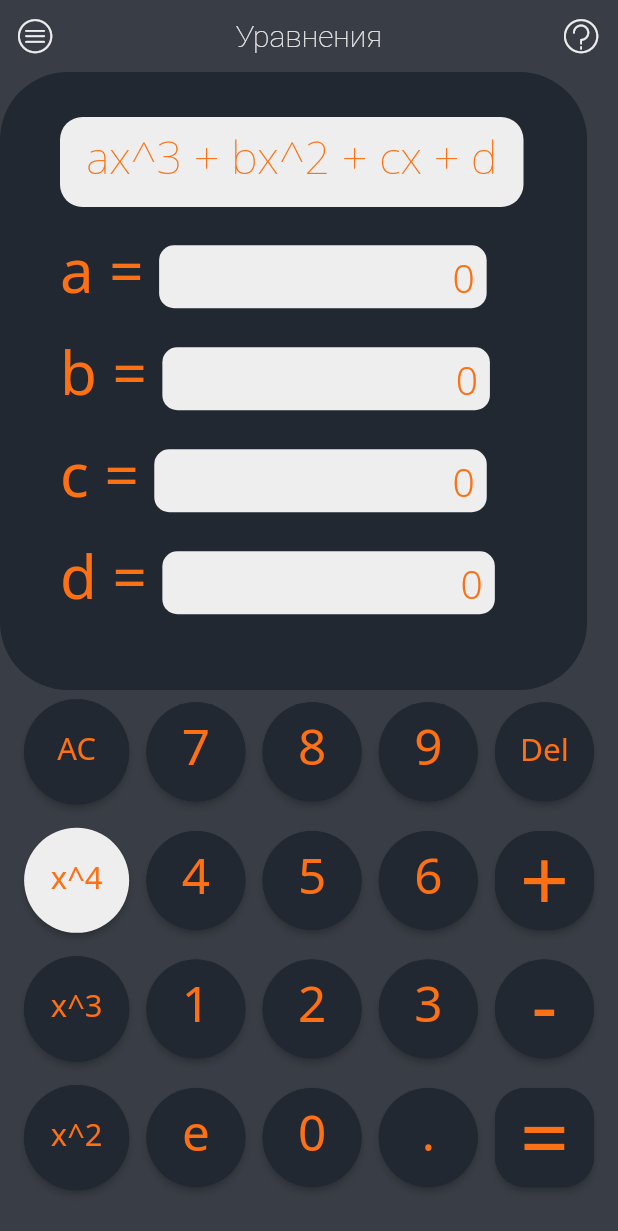
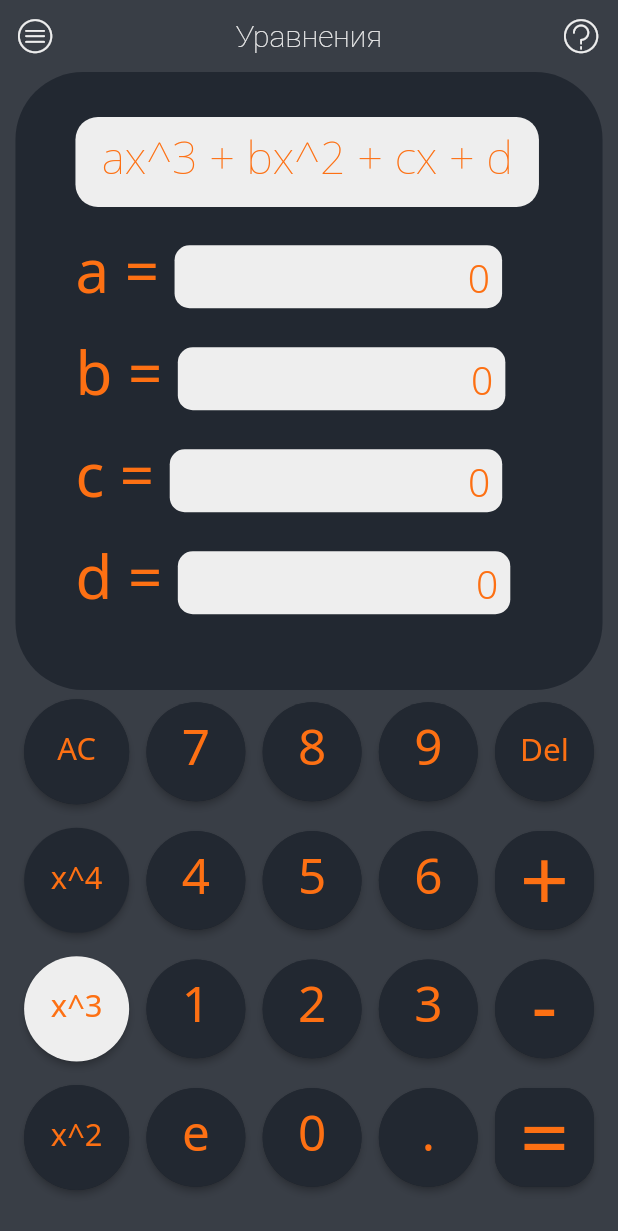
Before and after one commit to vladStar223/calculator, a Flutter app: the screen it shows after launch, after a tap on "x^4", after a tap on "x^3", on a phone screen of 412 x 824 dp. Shown: the top 1231 px of the screen. Run offline on Flutter 3.47's test engine with Material 2 defaults, Android fonts, the phone set to English and light mode, and no system bars; our stand-ins replace responsive_builder.

Commit message:
solving bugs of the last commit 2

```diff
--- /dev/null
+++ b/lib/animated_class.dart
@@ -0,0 +1,133 @@
+import 'package:calculator/my_flutter_app_icons.dart';
+import 'package:calculator/theme.dart';
+import 'package:flutter/material.dart';
+import 'package:flutter/material.dart';
+import 'package:flutter/services.dart';
+import 'package:provider/provider.dart';
+import 'package:responsive_builder/responsive_builder.dart';
+import 'package:calculator/main.dart';
+
+class peter1_PEWEHUE extends ChangeNotifier {}
+
+class first_animated_screen extends StatefulWidget {
+  const first_animated_screen({super.key});
+
+  @override
+  State<first_animated_screen> createState() => first_animated_screenState();
+}
+
+class first_animated_screenState extends State<first_animated_screen> {
+  @override
+  Widget build(BuildContext context) {
+    final animated = Provider.of<input_number>(context);
+    return IgnorePointer(
+      ignoring: animated.first_anim_screen ? false : true,
+      child: AnimatedOpacity(
+        duration: const Duration(milliseconds: 250),
+        opacity: animated.first_anim_screen ? 1 : 0,
+        child: Center(
+            child: SizedBox(
+                height: 50.sh, width: 95.sw, child: quadratic_equation())),
+      ),
+    );
+  }
+} //КЛАСС ДЛЯ УРАВНЕНИЙ Х^2
+
+class second_animated_screen extends StatefulWidget {
+  const second_animated_screen({super.key});
+
+  @override
+  State<second_animated_screen> createState() => second_animated_screenState();
+}
+
+class second_animated_screenState extends State<second_animated_screen> {
+  @override
+  Widget build(BuildContext context) {
+    final animated = Provider.of<input_number>(context);
+    return IgnorePointer(
+      ignoring: animated.second_anim_screen ? false : true,
+      child: AnimatedOpacity(
+        duration: const Duration(milliseconds: 250),
+        opacity: animated.second_anim_screen ? 1 : 0,
+        child: Center(
+            child:
+                SizedBox(height: 50.sh, width: 95.sw, child: cubic_equation())),
+      ),
+    );
+  }
+} // КЛАСС ДЛЯ УРАВНЕНИЙ Х^3
+
+class third_animated_screen extends StatefulWidget {
+  const third_animated_screen({super.key});
+
+  @override
+  State<third_animated_screen> createState() => third_animated_screenState();
+}
+
+class third_animated_screenState extends State<third_animated_screen> {
+  @override
+  Widget build(BuildContext context) {
+    final animated = Provider.of<input_number>(context);
+    return IgnorePointer(
+      ignoring: animated.third_anim_screen ? false : true,
+      child: AnimatedOpacity(
+        duration: const Duration(milliseconds: 250),
+        opacity: animated.third_anim_screen ? 1 : 0,
+        child: Container(
+          decoration: BoxDecoration(
+            color: AppColors().black,
+            borderRadius: BorderRadius.circular(45),
+          ),
+          child: Padding(
+            padding: EdgeInsets.fromLTRB(40, 30, 30, 30),
+            child: Center(
+              child: Container(
+                width: 150,
+                height: 150,
+                color: Colors.blue,
+              ),
+            ),
+          ),
+        ),
+      ),
+    );
+  }
+} // КЛАСС ДЛЯ УРАВНЕНИЙ Х^4
+
+class resuilt_animated_screen extends StatefulWidget {
+  const resuilt_animated_screen({super.key});
+
+  @override
+  State<resuilt_animated_screen> createState() =>
+      resuilt_animated_screenState();
+}
+
+class resuilt_animated_screenState extends State<resuilt_animated_screen> {
+  @override
+  Widget build(BuildContext context) {
+    final animated = Provider.of<input_number>(context);
+    return IgnorePointer(
+      ignoring: animated.third_anim_screen ? false : true,
+      child: AnimatedOpacity(
+        duration: const Duration(milliseconds: 250),
+        opacity: animated.resuilt_anim_screen ? 1 : 0,
+        child: Container(
+          decoration: BoxDecoration(
+            color: AppColors().black,
+            borderRadius: BorderRadius.circular(45),
+          ),
+          child: Padding(
+            padding: EdgeInsets.fromLTRB(40, 30, 30, 30),
+            child: Center(
+              child: Container(
+                width: 150,
+                height: 150,
+                color: Colors.green,
+              ),
+            ),
+          ),
+        ),
+      ),
+    );
+  }
+}
--- a/lib/main.dart
+++ b/lib/main.dart
@@ -5,6 +5,7 @@ import 'package:flutter/material.dart';
 import 'package:flutter/services.dart';
 import 'package:provider/provider.dart';
 import 'package:responsive_builder/responsive_builder.dart';
+import 'package:calculator/animated_class.dart';
 
 //начало программы
 void main() {
@@ -548,8 +549,8 @@ class keyboard extends StatefulWidget {
 class _keyboardState extends State<keyboard> {
   @override
   Widget build(BuildContext context) {
-    final animation = Provider.of<input_number>(
-        context); // Я ЗАБЫЛ ИСПОЛЬЗУЮ ЛИ Я ЕЕ ВООБЩЕ ИЛИ НЕТ И НЕ ЗНАЮ ИМЕЕТ ЛИ ОНО СМЫСЛ
+    final animation = Provider.of<input_number>(context);
+    // используешь это удобно но когда все вместе такое
     // TODO: implement build
     return Column(
       children: [
@@ -568,6 +569,10 @@ class _keyboardState extends State<keyboard> {
                 onPressed: () {
                   context.read<input_number>().AC_press();
                 },
+                onLongPress: () {
+                  context.read<input_number>().setlongtap_ac();
+                  context.read<input_number>().AC_press();
+                },
                 style: ElevatedButton.styleFrom(
                   shape: const CircleBorder(),
                   backgroundColor: AppColors().black,
@@ -707,7 +712,7 @@ class _keyboardState extends State<keyboard> {
               ),
               child: ElevatedButton(
                 onPressed: () {
-                  context.read<choose_button>().change_color();
+                  context.read<choose_button>().change_color(0);
                   animation.Animated_third_screen();
                 },
                 style: ElevatedButton.styleFrom(
@@ -818,7 +823,7 @@ class _keyboardState extends State<keyboard> {
               ),
               child: ElevatedButton(
                 onPressed: () {
-                  context.read<input_number>().Comma_press();
+                  context.read<input_number>().Minus_press();
                 },
                 style: ElevatedButton.styleFrom(
                   shape: RoundedRectangleBorder(
@@ -854,11 +859,16 @@ class _keyboardState extends State<keyboard> {
                 shape: BoxShape.circle,
               ),
               child: ElevatedButton(
-                onPressed: animation.Animated_second_screen,
-                style: ElevatedButton.styleFrom(
-                  shape: const CircleBorder(),
-                  backgroundColor: AppColors().black,
-                  animationDuration: const Duration(milliseconds: 2500),
+                onPressed: () {
+                  context.read<choose_button>().change_color(1);
+                  animation.Animated_second_screen();
+                },
+                style: ElevatedButton.styleFrom(
+                  shape: const CircleBorder(),
+                  backgroundColor:
+                      Provider.of<choose_button>(context, listen: true)
+                          .color_button1,
+                  animationDuration: const Duration(milliseconds: 300),
                 ),
                 child: Text(
                   textAlign: TextAlign.center,
@@ -961,7 +971,7 @@ class _keyboardState extends State<keyboard> {
               ),
               child: ElevatedButton(
                 onPressed: () {
-                  context.read<input_number>().Comma_press();
+                  context.read<input_number>().Minus_press();
                 },
                 style: ElevatedButton.styleFrom(
                   shape: RoundedRectangleBorder(
@@ -997,11 +1007,16 @@ class _keyboardState extends State<keyboard> {
                 shape: BoxShape.circle,
               ),
               child: ElevatedButton(
-                onPressed: animation.Animated_first_screen,
-                style: ElevatedButton.styleFrom(
-                  shape: const CircleBorder(),
-                  backgroundColor: AppColors().black,
-                  animationDuration: const Duration(milliseconds: 2500),
+                onPressed: () {
+                  context.read<choose_button>().change_color(2);
+                  animation.Animated_first_screen();
+                },
+                style: ElevatedButton.styleFrom(
+                  shape: const CircleBorder(),
+                  backgroundColor:
+                      Provider.of<choose_button>(context, listen: true)
+                          .color_button2,
+                  animationDuration: const Duration(milliseconds: 300),
                 ),
                 child: Text(
                   textAlign: TextAlign.center,
@@ -1133,11 +1148,35 @@ class choose_button extends ChangeNotifier {
   Color _color_button1 = AppColors().black;
   Color _color_button2 = AppColors().white;
   Color color_button = AppColors().black;
-  void change_color() {
+  Color color_button1 = AppColors().black;
+  Color color_button2 = AppColors().black;
+  void change_color(int number) {
+    if (number == 0) {
       if (color_button == _color_button1) {
         color_button = _color_button2;
+        color_button1 = _color_button1;
+        color_button2 = _color_button1;
       } else {
         color_button = _color_button1;
+      }
+    }
+    if (number == 1) {
+      if (color_button1 == _color_button1) {
+        color_button1 = _color_button2;
+        color_button = _color_button1;
+        color_button2 = _color_button1;
+      } else {
+        color_button1 = _color_button1;
+      }
+    }
+    if (number == 2) {
+      if (color_button2 == _color_button1) {
+        color_button2 = _color_button2;
+        color_button = _color_button1;
+        color_button1 = _color_button1;
+      } else {
+        color_button2 = _color_button1;
+      }
     }
     notifyListeners();
   }
@@ -1146,6 +1185,8 @@ class choose_button extends ChangeNotifier {
 class input_number extends ChangeNotifier {
   @override
   double a = 0.0, b = 0.0, c = 0.0, d = 0.0; // переменные
+  bool longtap =
+      false; // переменная отвечает за AC если она зажата то очищается все ,а не только одно
   String a_text = '0',
       b_text = '0',
       c_text = '0',
@@ -1445,6 +1486,7 @@ class input_number extends ChangeNotifier {
   }
 
   void AC_press() {
+    if (longtap == false) {
       if (a_trigger) {
         a_text = '0';
       } else if (b_trigger) {
@@ -1454,132 +1496,34 @@ class input_number extends ChangeNotifier {
       } else if (d_trigger) {
         d_text = '0';
       }
+    } else {
+      a_text = '0';
+      b_text = '0';
+      c_text = '0';
+      d_text = '0';
+      longtap = false;
+    }
+
+    notifyListeners();
+  }
+
+  void setlongtap_ac() {
+    if (longtap == true) {
+      longtap = false;
+    } else {
+      longtap = true;
+    }
     notifyListeners();
   } // BUTTON OF TOTAL DELETE SELECTED VARIABLE (AC Button)
 }
-
-class peter1_PEWEHUE extends ChangeNotifier {}
-
-class first_animated_screen extends StatefulWidget {
-  const first_animated_screen({super.key});
-
-  @override
-  State<first_animated_screen> createState() => first_animated_screenState();
-}
-
-class first_animated_screenState extends State<first_animated_screen> {
-  @override
-  Widget build(BuildContext context) {
-    final animated = Provider.of<input_number>(context);
-    return IgnorePointer(
-      ignoring: animated.first_anim_screen ? false : true,
-      child: AnimatedOpacity(
-        duration: const Duration(milliseconds: 250),
-        opacity: animated.first_anim_screen ? 1 : 0,
-        child:
-            SizedBox(height: 50.sh, width: 95.sw, child: quadratic_equation()),
-      ),
-    );
-  }
-} //КЛАСС ДЛЯ УРАВНЕНИЙ Х^2
-
-class second_animated_screen extends StatefulWidget {
-  const second_animated_screen({super.key});
-
-  @override
-  State<second_animated_screen> createState() => second_animated_screenState();
-}
-
-class second_animated_screenState extends State<second_animated_screen> {
-  @override
-  Widget build(BuildContext context) {
-    final animated = Provider.of<input_number>(context);
-    return IgnorePointer(
-      ignoring: animated.second_anim_screen ? false : true,
-      child: AnimatedOpacity(
-        duration: const Duration(milliseconds: 250),
-        opacity: animated.second_anim_screen ? 1 : 0,
-        child: SizedBox(height: 50.sh, width: 95.sw, child: cubic_equation()),
-      ),
-    );
-  }
-} // КЛАСС ДЛЯ УРАВНЕНИЙ Х^3
-
-class third_animated_screen extends StatefulWidget {
-  const third_animated_screen({super.key});
-
-  @override
-  State<third_animated_screen> createState() => third_animated_screenState();
-}
-
-class third_animated_screenState extends State<third_animated_screen> {
-  @override
-  Widget build(BuildContext context) {
-    final animated = Provider.of<input_number>(context);
-    return IgnorePointer(
-      ignoring: animated.third_anim_screen ? false : true,
-      child: AnimatedOpacity(
-        duration: const Duration(milliseconds: 250),
-        opacity: animated.third_anim_screen ? 1 : 0,
-        child: Container(
-          decoration: BoxDecoration(
-            color: AppColors().black,
-            borderRadius: BorderRadius.circular(45),
-          ),
-          child: Padding(
-            padding: EdgeInsets.fromLTRB(40, 30, 30, 30),
-            child: Center(
-              child: Container(
-                width: 150,
-                height: 150,
-                color: Colors.blue,
-              ),
-            ),
-          ),
-        ),
-      ),
-    );
-  }
-} // КЛАСС ДЛЯ УРАВНЕНИЙ Х^4
-
-class resuilt_animated_screen extends StatefulWidget {
-  const resuilt_animated_screen({super.key});
-
-  @override
-  State<resuilt_animated_screen> createState() =>
-      resuilt_animated_screenState();
-}
-
-class resuilt_animated_screenState extends State<resuilt_animated_screen> {
-  @override
-  Widget build(BuildContext context) {
-    final animated = Provider.of<input_number>(context);
-    return IgnorePointer(
-      ignoring: animated.third_anim_screen ? false : true,
-      child: AnimatedOpacity(
-        duration: const Duration(milliseconds: 250),
-        opacity: animated.resuilt_anim_screen ? 1 : 0,
-        child: Container(
-          decoration: BoxDecoration(
-            color: AppColors().black,
-            borderRadius: BorderRadius.circular(45),
-          ),
-          child: Padding(
-            padding: EdgeInsets.fromLTRB(40, 30, 30, 30),
-            child: Center(
-              child: Container(
-                width: 150,
-                height: 150,
-                color: Colors.green,
-              ),
-            ),
-          ),
-        ),
-      ),
-    );
-  }
-}
-/*
+/* новая
+было добавленно длинное нажатие на кнопку  для очистки всего
+был создан отдельный фаил с анимациями для удобства и уменьшения размеров гдавного фаила
+исправляются и исправлены ошибки
+
+*/
+
+/* прошлая версия
 БЫЛИ ДОБАВЛЕНЫ:
 АНИМИРОВАННЫЙ ЭКРАН ДЛЯ Х^2 (РАБОЧИЙ)
 АНИМИРОВАННЫЙ ЭКРАН ДЛЯ Х^3 (РАБОЧИЙ)
```
Lines whose indentation alone changed are shown as unchanged.
